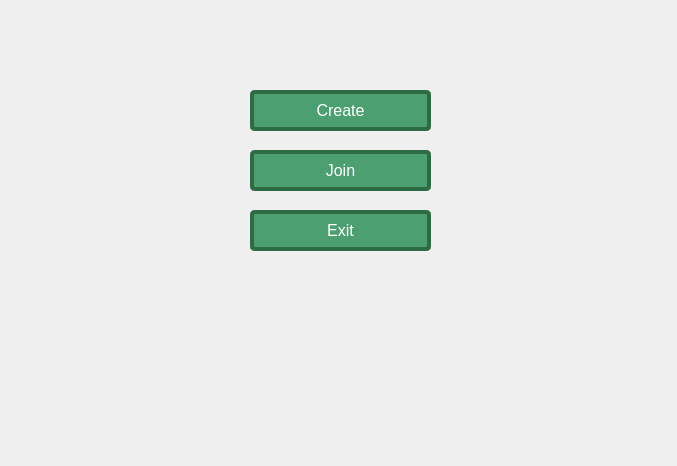
jmdieguez/QuackGame, file client/view/main_window.ui: the form before one commit.
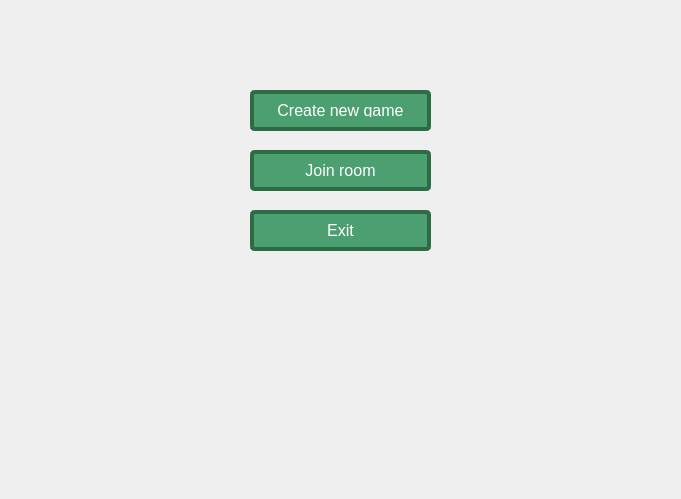
The form after the commit.

What changed in the file:
```diff
--- a/client/view/main_window.ui
+++ b/client/view/main_window.ui
@@ -6,8 +6,8 @@
    <rect>
     <x>0</x>
     <y>0</y>
-    <width>677</width>
-    <height>466</height>
+    <width>681</width>
+    <height>499</height>
    </rect>
   </property>
   <property name="font">
@@ -45,7 +45,7 @@
 }</string>
    </property>
    <property name="text">
-    <string>Create</string>
+    <string>Create new game</string>
    </property>
   </widget>
   <widget class="QPushButton" name="exitButton">
@@ -105,7 +105,7 @@
 }</string>
    </property>
    <property name="text">
-    <string>Join</string>
+    <string>Join room</string>
    </property>
   </widget>
  </widget>
```
